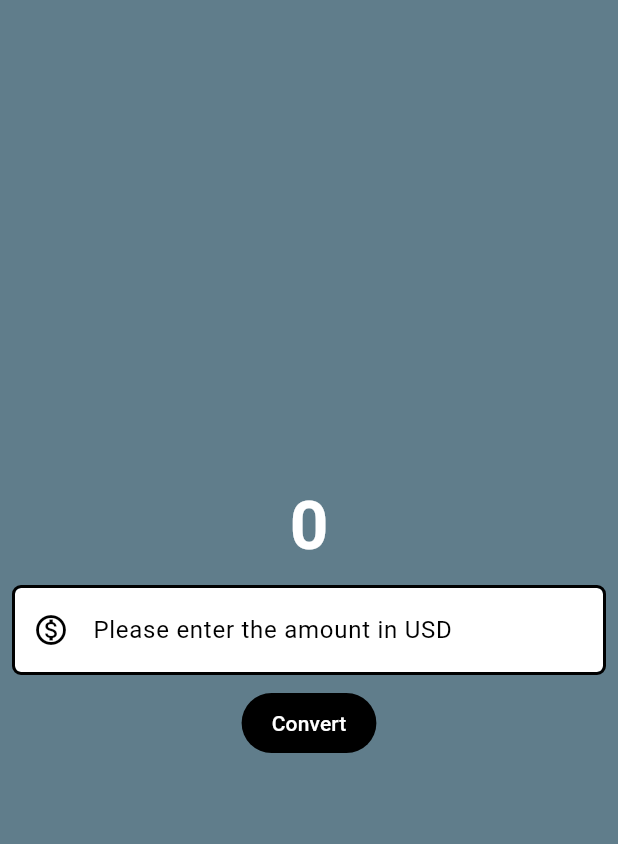
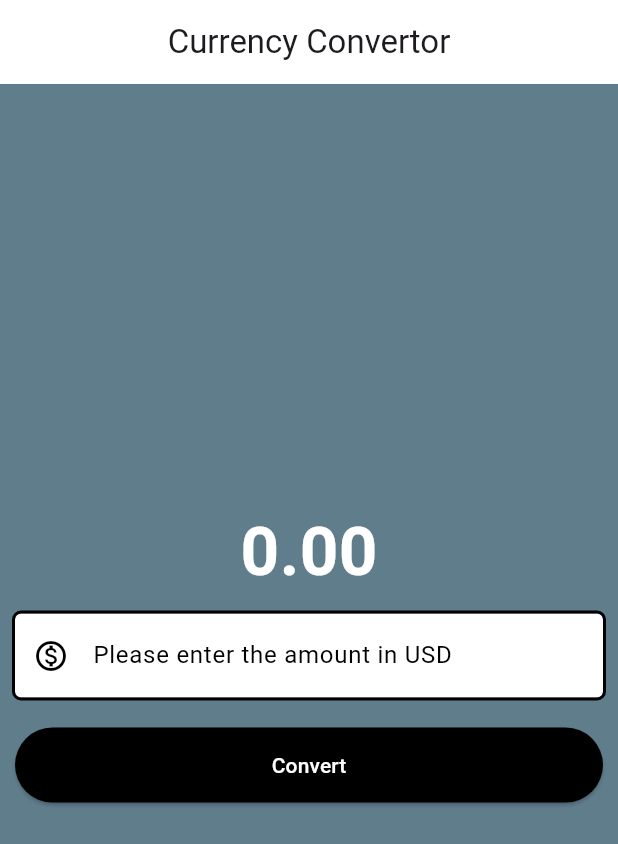
Before and after one commit to bamya470/flutter_project, a Flutter app: the screen it shows after launch, after a tap on "Convert", on a phone screen of 412 x 824 dp. Shown: the top 844 px of the screen. Run offline on Flutter 3.47's test engine with Material 3 defaults, Android fonts, the phone set to English and light mode, and no system bars.

Commit message:
Completed currency converter app

```diff
--- a/practice_project/lib/currency_convertor_matarial_page.dart
+++ b/practice_project/lib/currency_convertor_matarial_page.dart
@@ -2,13 +2,25 @@ import 'package:flutter/material.dart';
 
 
 
-class CurrencyConvertorMatarialPage extends StatelessWidget {
 
+
+
+class CurrencyConvertorMatarialPage extends StatefulWidget{
    const CurrencyConvertorMatarialPage({super.key});
 
   @override
-  Widget build(BuildContext context) {
+   State<CurrencyConvertorMatarialPage> createState() => _CurrencyConverterMaterialPageState();
 
+}
+
+class _CurrencyConverterMaterialPageState extends State<CurrencyConvertorMatarialPage>{
+
+  double result = 0.0;
+
+  final TextEditingController value = TextEditingController();
+  @override
+  Widget build(BuildContext context){
+    print('built fn')  ;
     final border= OutlineInputBorder(
                   borderSide: BorderSide(
                     width: 2.0,
@@ -17,12 +29,17 @@ class CurrencyConvertorMatarialPage extends StatelessWidget {
                 );
   return Scaffold(
     backgroundColor: Colors.blueGrey,
+        appBar: AppBar(
+          title: const Text('Currency Convertor'),
+          backgroundColor: Colors.white,
+          centerTitle: true,
+        ),
         body: Center(
           child:Column(
             mainAxisAlignment: MainAxisAlignment.center,
             crossAxisAlignment: CrossAxisAlignment.center,
         children: [
-          const Text('0',
+          Text(result.toStringAsFixed(2),
           style: TextStyle(
             fontSize: 45,
             fontWeight: FontWeight.w700,
@@ -33,6 +50,7 @@ class CurrencyConvertorMatarialPage extends StatelessWidget {
             Padding(
               padding: const EdgeInsets.all(10.0),
               child: TextField(
+                controller: value,
                 style: const TextStyle(
                   color: Colors.black,
                 ),
@@ -55,9 +73,13 @@ class CurrencyConvertorMatarialPage extends StatelessWidget {
               ),
             ),
 
-            TextButton(
+            Padding(
+              padding: const EdgeInsets.all(10.0),
+              child: ElevatedButton(
                   onPressed: () {
-                debugPrint('Button clicked');
+                  setState(() {
+                  result = double.parse(value.text)*81;
+                  });
                   },
                   style: ButtonStyle(
                     backgroundColor: WidgetStateProperty.all(Colors.black),
@@ -67,8 +89,18 @@ class CurrencyConvertorMatarialPage extends StatelessWidget {
                         horizontal: 20.0,
                       ),
                     ),
+                    minimumSize: WidgetStateProperty.all(
+                      const Size(1/0, 50.0),
                     ),
-                    child: const Text('Convert', style: TextStyle(color: Colors.white)),
+                  ),
+                      child: const Text(
+                        'Convert',
+                         style:
+                          TextStyle(
+                            color: Colors.white
+                            ),
+                            ),
+                  ),
             ),
 
         ],
```
Lines whose indentation alone changed are shown as unchanged.
